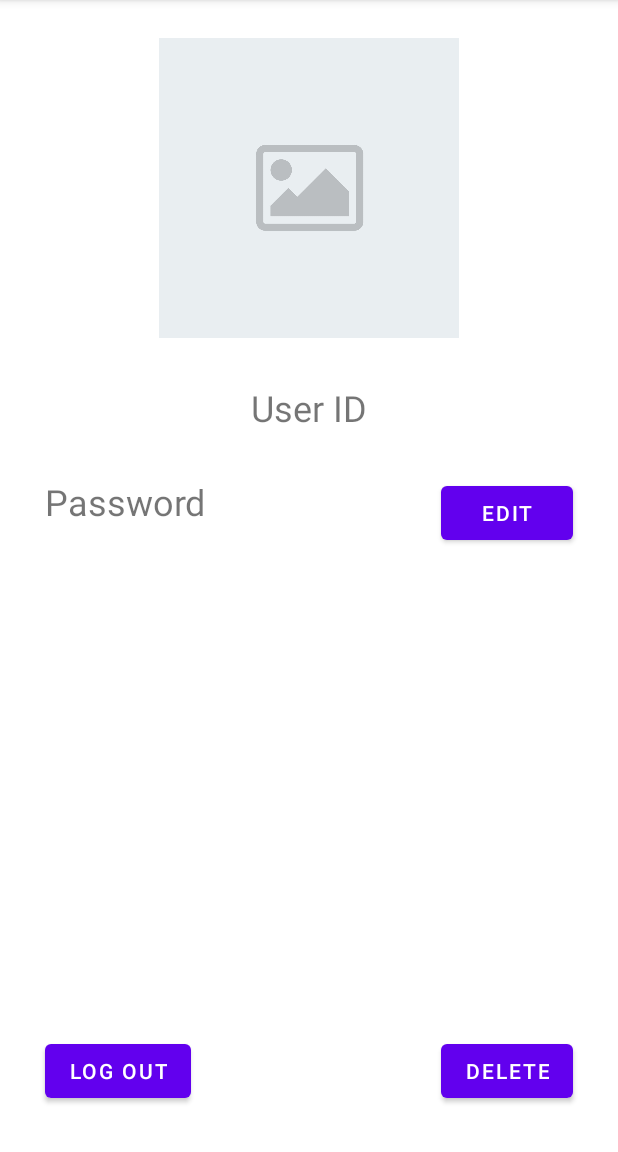
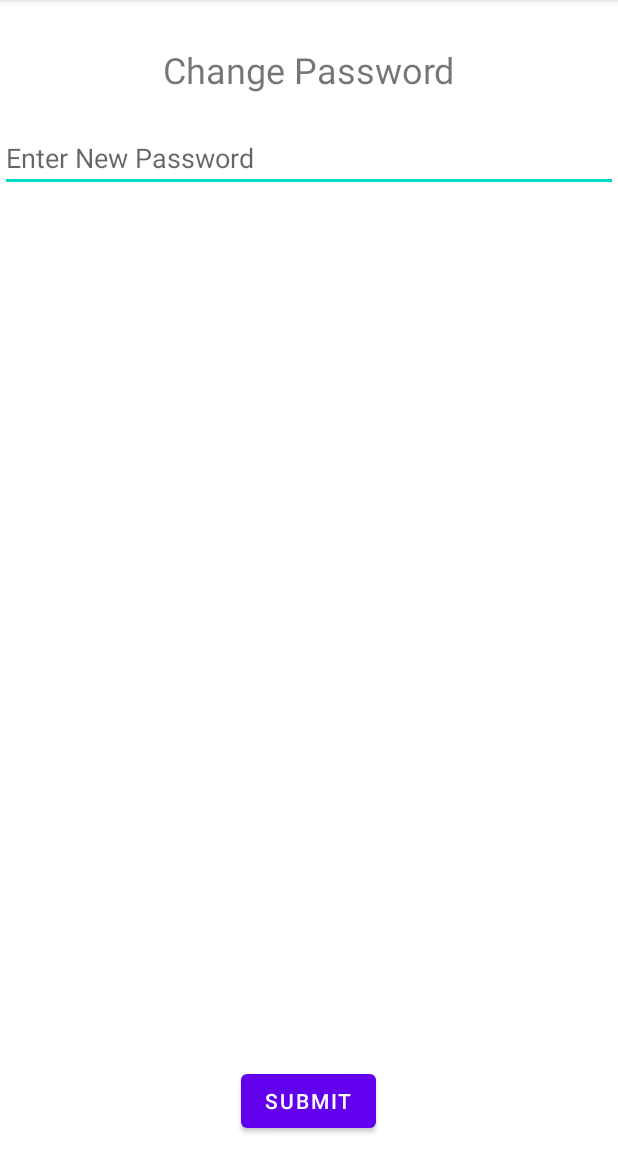
Before and after one commit to sabrinugh/Whistle, an Android app: the settinPage screen opened directly, with no data from a screen before it, after a tap on "EDIT", on a phone screen of 412 x 824 dp, the part 84-1236 px from its top. Run offline under Robolectric (Android 15) with nearby library versions, the phone set to English and light mode, and no system bars; our stand-ins replace Firebase (no records; nobody signed in at launch, a user with empty details on screens opened directly).

Commit message:
settingPage v1.2 edit password

```diff
--- /dev/null
+++ b/app/src/main/java/com/example/ddating/editPasswordActivity.java
@@ -0,0 +1,74 @@
+package com.example.ddating;
+
+import androidx.annotation.NonNull;
+import androidx.appcompat.app.AppCompatActivity;
+
+import android.content.Intent;
+import android.os.Bundle;
+import android.util.Log;
+import android.view.View;
+import android.widget.Button;
+import android.widget.EditText;
+import android.widget.TextView;
+import android.widget.Toast;
+
+import com.google.android.gms.tasks.OnCompleteListener;
+import com.google.android.gms.tasks.OnFailureListener;
+import com.google.android.gms.tasks.Task;
+import com.google.firebase.auth.FirebaseAuth;
+import com.google.firebase.auth.FirebaseUser;
+
+public class editPasswordActivity extends AppCompatActivity {
+
+    private TextView title;
+    private EditText newPassword1;
+    private Button submitPassword;
+
+    @Override
+    protected void onCreate(Bundle savedInstanceState) {
+        super.onCreate(savedInstanceState);
+        setContentView(R.layout.activity_edit_password);
+
+        // Variable
+        title = findViewById(R.id.title);
+        newPassword1 = findViewById(R.id.newPassword1);
+        submitPassword = findViewById(R.id.submitPassword);
+
+        FirebaseUser currentUser = FirebaseAuth.getInstance().getCurrentUser();
+
+        // Variable
+
+        // Change password
+        submitPassword.setOnClickListener(new View.OnClickListener() {
+            @Override
+            public void onClick(View view) {
+                // Get new Password
+                String txt_newPassword1 = newPassword1.getText().toString();
+
+                // Update new Password
+                currentUser.updatePassword(txt_newPassword1).addOnCompleteListener(new OnCompleteListener<Void>() {
+                    @Override
+                    public void onComplete(@NonNull Task<Void> task) {
+                        if (task.isSuccessful()) {
+                            Toast.makeText(editPasswordActivity.this, "Password Changed", Toast.LENGTH_SHORT).show();
+                            startActivity(new Intent(editPasswordActivity.this, settinPage.class));
+                            finish();
+                        } else {
+                            Toast.makeText(editPasswordActivity.this, "Failed to change", Toast.LENGTH_SHORT).show();
+                        }
+                    }
+                }).addOnFailureListener(new OnFailureListener() {
+                    @Override
+                    public void onFailure(@NonNull Exception e) {
+                        Toast.makeText(editPasswordActivity.this, "Unable to connect to Database", Toast.LENGTH_SHORT).show();
+                        Log.d("ERROR", e.toString());
+                    }
+                });
+
+            }
+        });
+        // End Change Password
+
+
+    }
+}
--- a/app/src/main/java/com/example/ddating/settinPage.java
+++ b/app/src/main/java/com/example/ddating/settinPage.java
@@ -64,11 +64,12 @@ public class settinPage extends AppCompatActivity {
         // Get Image
         getImage();
 
-        // editPassword Activity
+        // editPasswordActivity Activity
         editPassword.setOnClickListener(new View.OnClickListener() {
             @Override
             public void onClick(View view) {
                 Toast.makeText(settinPage.this, "Work In Progress", Toast.LENGTH_SHORT).show();
+                startActivity(new Intent(settinPage.this, editPasswordActivity.class));
             }
         });
 
--- /dev/null
+++ b/app/src/main/res/layout/activity_edit_password.xml
@@ -0,0 +1,36 @@
+<?xml version="1.0" encoding="utf-8"?>
+<RelativeLayout xmlns:android="http://schemas.android.com/apk/res/android"
+    xmlns:app="http://schemas.android.com/apk/res-auto"
+    xmlns:tools="http://schemas.android.com/tools"
+    android:layout_width="match_parent"
+    android:layout_height="match_parent"
+    tools:context=".editPasswordActivity">
+
+    <TextView
+        android:id="@+id/title"
+        android:layout_width="wrap_content"
+        android:layout_height="wrap_content"
+        android:layout_centerHorizontal="true"
+        android:layout_marginTop="30dp"
+        android:text="Change Password"
+        android:textSize="24dp" />
+
+    <EditText
+        android:id="@+id/newPassword1"
+        android:layout_width="match_parent"
+        android:layout_height="wrap_content"
+        android:layout_below="@id/title"
+        android:layout_marginTop="20dp"
+        android:hint="Enter New Password" />
+
+    <Button
+        android:id="@+id/submitPassword"
+        android:layout_width="wrap_content"
+        android:layout_height="wrap_content"
+        android:layout_alignParentBottom="true"
+        android:layout_centerHorizontal="true"
+        android:layout_marginBottom="10dp"
+        android:text="Submit" />
+
+
+</RelativeLayout>
```
Also changed, not shown: app/src/main/AndroidManifest.xml (+7 -0 lines).
